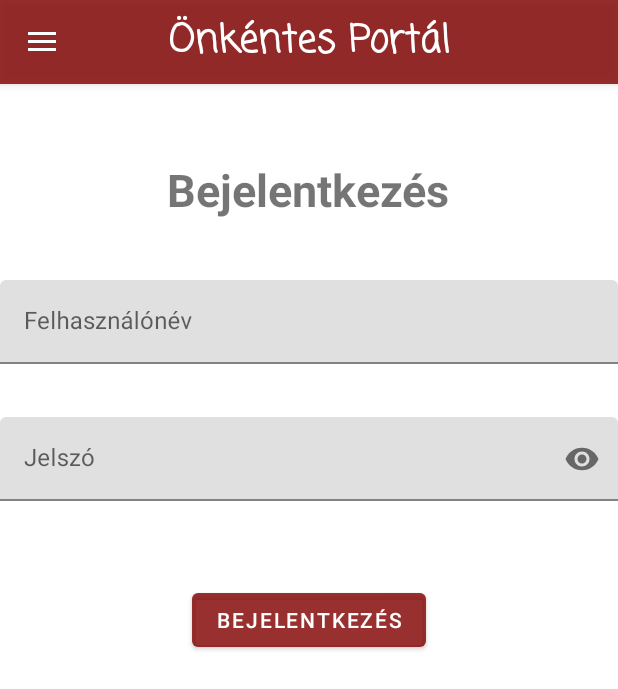
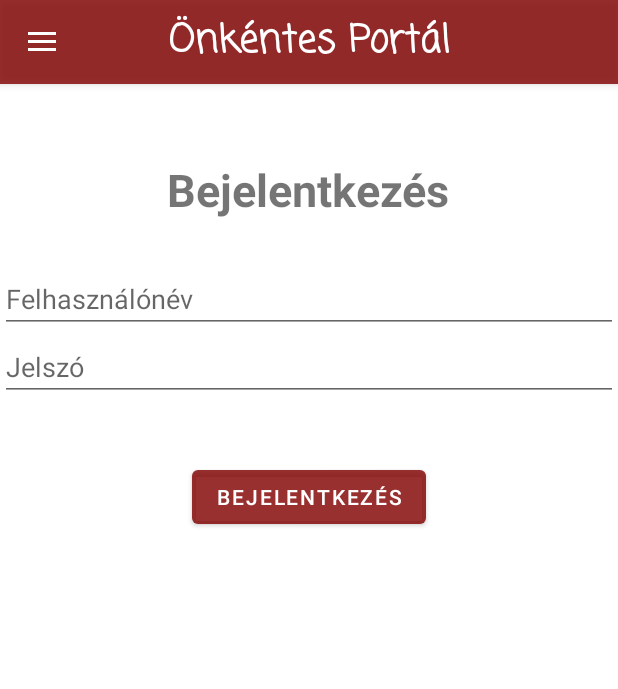
Before and after one commit to denesevelin/Vizsgaremek_Android, an Android app: the screen it shows after launch (MainActivity), after a tap on "BEJELENTKEZÉS", on a phone screen of 412 x 824 dp. Shown: the top 689 px of the screen. Run offline under Robolectric (Android 15) with nearby library versions, the phone set to English and light mode, and no system bars.

Commit message:
Bejelentkezés oldalon a beviteli mezők átalakítása EditText formára

```diff
--- a/app/src/main/res/layout/bejelentkezes.xml
+++ b/app/src/main/res/layout/bejelentkezes.xml
@@ -20,41 +20,26 @@
             android:layout_marginTop="50dp"
             android:id="@+id/textViewBejelentkezesBejelentkezes"/>
 
-        <com.google.android.material.textfield.TextInputLayout
+        <EditText
             android:layout_width="match_parent"
             android:layout_height="wrap_content"
+            android:hint="Felhasználónév"
+            android:layout_marginTop="30dp"
             android:layout_below="@+id/textViewBejelentkezesBejelentkezes"
-            android:layout_marginTop="40dp"
-            android:id="@+id/textInputFelhasznalonevBejelentkezes">
+            android:id="@+id/editFelhasznalonevBejelentkezes"/>
 
-            <com.google.android.material.textfield.TextInputEditText
-                android:layout_width="match_parent"
-                android:layout_height="wrap_content"
-                android:layout_marginBottom="15dp"
-                android:hint="Felhasználónév"/>
-        </com.google.android.material.textfield.TextInputLayout>
-
-        <com.google.android.material.textfield.TextInputLayout
+        <EditText
             android:layout_width="match_parent"
             android:layout_height="wrap_content"
-            android:layout_below="@+id/textInputFelhasznalonevBejelentkezes"
-            android:layout_marginTop="20dp"
-            app:passwordToggleEnabled="true"
-            android:id="@+id/textInputJelszoBejelentkezes">
-
-            <com.google.android.material.textfield.TextInputEditText
-                android:layout_width="match_parent"
-                android:layout_height="wrap_content"
-                android:layout_marginBottom="15dp"
-                android:hint="Jelszó"
-                android:inputType="textPassword"/>
-        </com.google.android.material.textfield.TextInputLayout>
+            android:hint="Jelszó"
+            android:layout_below="@+id/editFelhasznalonevBejelentkezes"
+            android:id="@+id/editJelszoBejelentkezes"/>
 
         <Button
             android:layout_width="wrap_content"
             android:layout_height="wrap_content"
             android:text="Bejelentkezés"
-            android:layout_below="@+id/textInputJelszoBejelentkezes"
+            android:layout_below="@+id/editJelszoBejelentkezes"
             android:layout_marginTop="40dp"
             android:layout_centerHorizontal="true"
             android:id="@+id/buttonBejelentkezesBejelentkezes"/>
```
